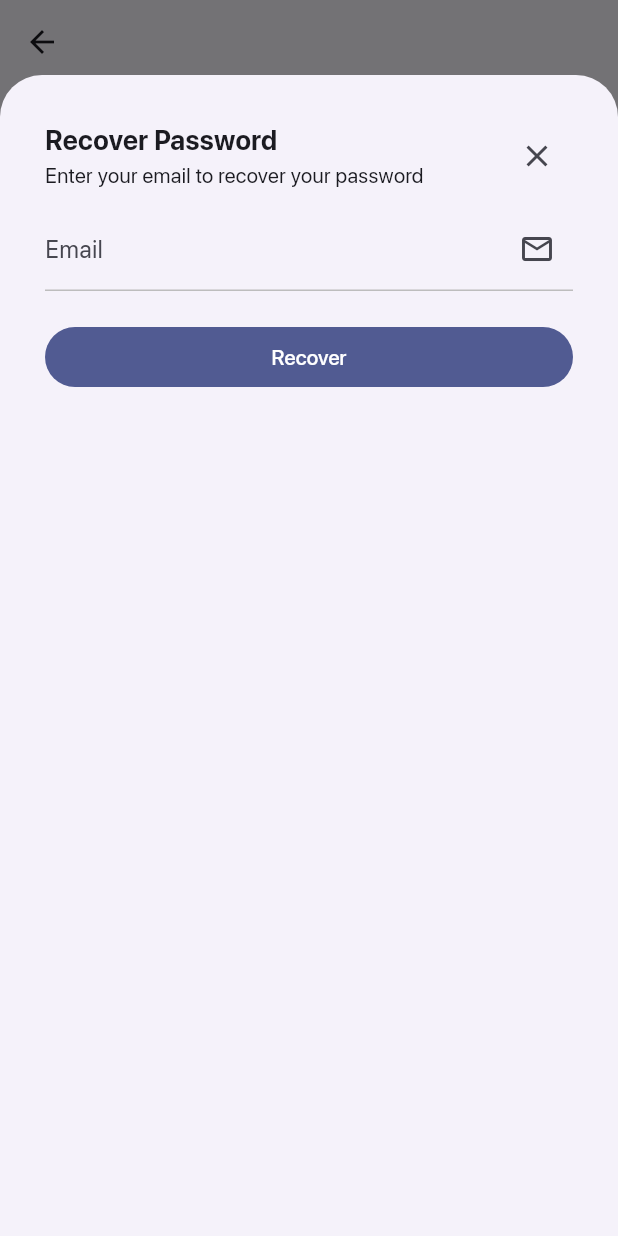
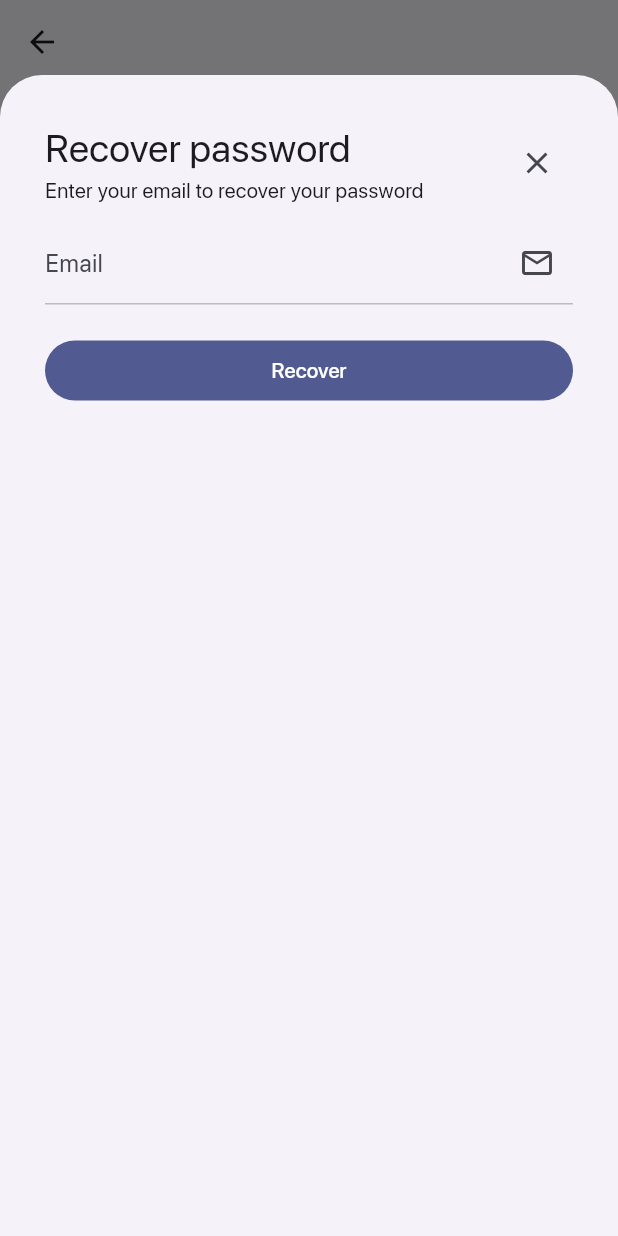
Before and after one commit to C4co/flutter_views, a Flutter app: the AuthPage screen opened by its route, after a tap on "Recover", on a phone screen of 412 x 824 dp. Run offline on Flutter 3.47's test engine with Material 2 defaults, Android fonts, the phone set to English and light mode, and no system bars; our stand-ins replace font_awesome_flutter, shared_preferences; accounts and stored records are empty; project files that could hold a hidden picture were left out.

Commit message:
update: auth views

```diff
--- a/lib/modules/auth/auth_page.dart
+++ b/lib/modules/auth/auth_page.dart
@@ -68,8 +68,8 @@ class _AuthPageState extends State<AuthPage> {
                       const Text(
                         "Welcome!",
                         style: TextStyle(
-                          fontSize: 22,
-                          fontWeight: FontWeight.bold,
+                          fontSize: 42,
+                          fontWeight: FontWeight.w400,
                         ),
                       ),
                       const Text("Do login to continue"),
--- a/lib/modules/auth/components/recover.dart
+++ b/lib/modules/auth/components/recover.dart
@@ -24,10 +24,10 @@ class Recover extends StatelessWidget {
                         crossAxisAlignment: CrossAxisAlignment.start,
                         children: [
                           Text(
-                            "Recover Password",
+                            "Recover password",
                             style: TextStyle(
-                              fontSize: 18,
-                              fontWeight: FontWeight.bold,
+                              fontSize: 26,
+                              fontWeight: FontWeight.w400,
                             ),
                           ),
                           Text("Enter your email to recover your password")
--- a/lib/modules/auth/components/register.dart
+++ b/lib/modules/auth/components/register.dart
@@ -24,10 +24,10 @@ class Register extends StatelessWidget {
                         crossAxisAlignment: CrossAxisAlignment.start,
                         children: [
                           Text(
-                            "Register",
+                            "New account",
                             style: TextStyle(
-                              fontSize: 18,
-                              fontWeight: FontWeight.bold,
+                              fontSize: 26,
+                              fontWeight: FontWeight.w400,
                             ),
                           ),
                           Text("Create a new account")
@@ -92,7 +92,7 @@ class Register extends StatelessWidget {
           },
         );
       },
-      child: const Text('Create an account'),
+      child: const Text('Send email'),
     );
   }
 }
```
